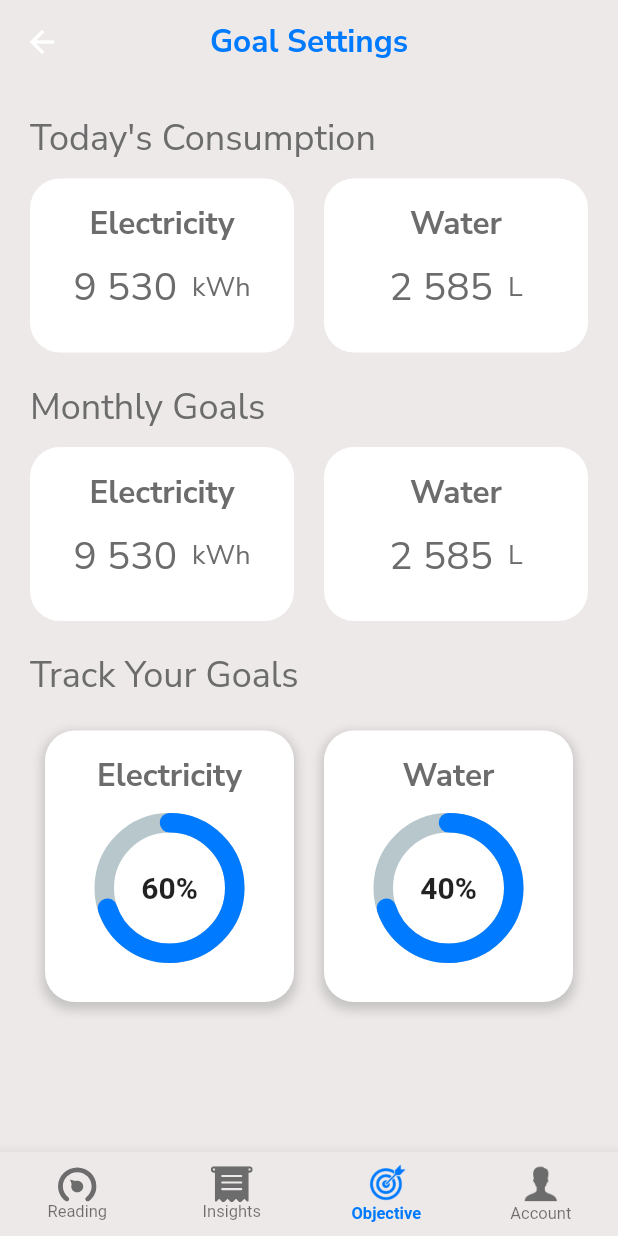
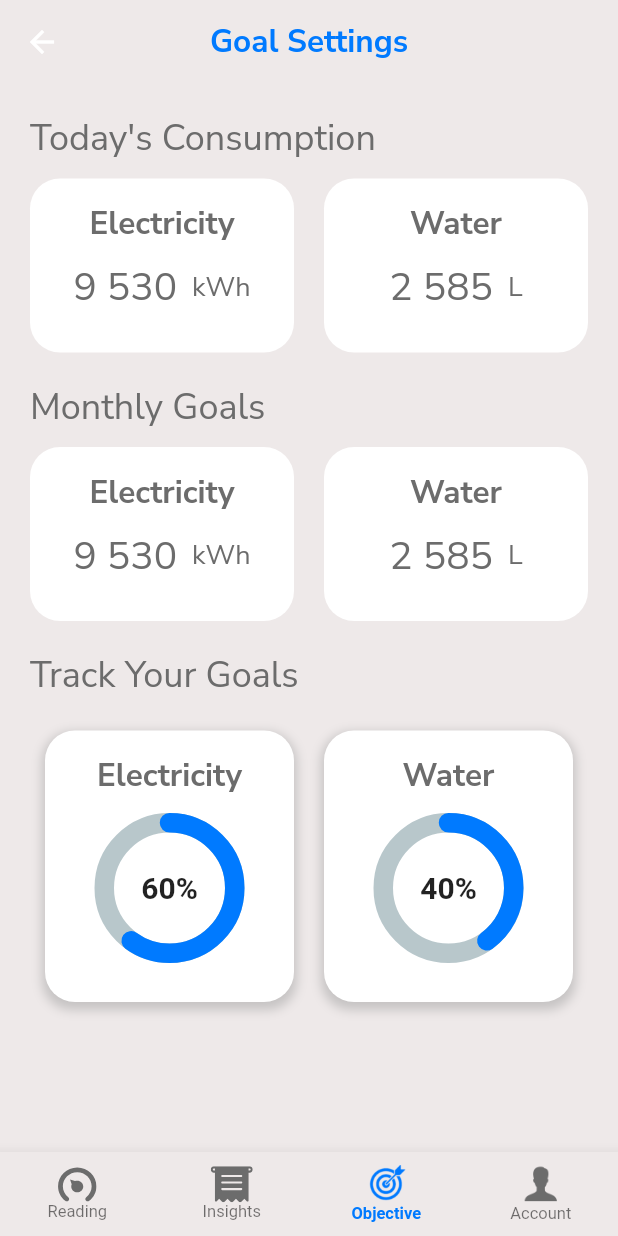
Before and after one commit to Ashutosh-777/Utility-Watch, a Flutter app: the HomePage screen opened directly, item 3 of the bottom bar chosen, on a phone screen of 412 x 824 dp. Run offline on Flutter 3.47's test engine with Material 2 defaults, Android fonts, the phone set to English and light mode, and no system bars; drawn by our look-alikes of percent_indicator; our stand-ins replace fl_chart, flutter_svg, google_fonts.

Commit message:
Made the objective page dynamic

```diff
--- a/lib/pages/home/home.dart
+++ b/lib/pages/home/home.dart
@@ -20,7 +20,7 @@ class _HomePageState extends State<HomePage> {
   List<Widget> tabs = [
     ReadingPage(),
     const InsightsPage(),
-    const ObjectivePage(),
+    ObjectivePage(),
     const AccountPage(),
   ];
 
--- a/lib/pages/objective/objective_tab.dart
+++ b/lib/pages/objective/objective_tab.dart
@@ -4,8 +4,34 @@ import 'package:utility_watch/globals/colors.dart';
 import 'package:utility_watch/widgets/circular_progress_container.dart';
 import 'package:utility_watch/widgets/objective_page_tile.dart';
 
-class ObjectivePage extends StatelessWidget {
-  const ObjectivePage({super.key});
+class ObjectivePage extends StatefulWidget {
+  ObjectivePage({super.key});
+
+  @override
+  State<ObjectivePage> createState() => _ObjectivePageState();
+}
+
+class _ObjectivePageState extends State<ObjectivePage> {
+  final GlobalKey<FormState> _formKey = GlobalKey<FormState>();
+
+  String electricityConsumption = '9 530';
+  String waterConsumption = '2 585';
+  String monthlyElectricityGoal = '9 530';
+  String monthlyWaterGoal = '2 585';
+
+  void _updateConsumption(String type, String value) {
+    setState(() {
+      if (type == 'electricity') {
+        electricityConsumption = value;
+      } else if (type == 'water') {
+        waterConsumption = value;
+      } else if (type == 'monthlyElectricity') {
+        monthlyElectricityGoal = value;
+      } else if (type == 'monthlyWater') {
+        monthlyWaterGoal = value;
+      }
+    });
+  }
 
   @override
   Widget build(BuildContext context) {
@@ -27,10 +53,13 @@ class ObjectivePage extends StatelessWidget {
               Row(
                 mainAxisAlignment: MainAxisAlignment.center,
                 children: [
-                  MyRoundedContainer(
-                      heading: "Electricity", val: "9 530", unit: "kWh"),
+                  _buildRoundedContainer(
+                      type: 'electricity',
+                      heading: 'Electricity',
+                      value: electricityConsumption),
                   SizedBox(width: 20),
-                  MyRoundedContainer(heading: "Water", val: "2 585", unit: "L"),
+                  _buildRoundedContainer(
+                      type: 'water', heading: 'Water', value: waterConsumption),
                 ],
               ),
               SizedBox(height: 20),
@@ -45,10 +74,15 @@ class ObjectivePage extends StatelessWidget {
               Row(
                 mainAxisAlignment: MainAxisAlignment.center,
                 children: [
-                  MyRoundedContainer(
-                      heading: "Electricity", val: "9 530", unit: "kWh"),
+                  _buildRoundedContainer(
+                      type: 'monthlyElectricity',
+                      heading: 'Electricity',
+                      value: monthlyElectricityGoal),
                   SizedBox(width: 20),
-                  MyRoundedContainer(heading: "Water", val: "2 585", unit: "L"),
+                  _buildRoundedContainer(
+                      type: 'monthlyWater',
+                      heading: 'Water',
+                      value: monthlyWaterGoal),
                 ],
               ),
               SizedBox(height: 20),
@@ -64,9 +98,9 @@ class ObjectivePage extends StatelessWidget {
                 mainAxisAlignment: MainAxisAlignment.center,
                 children: [
                   MyPercentageContainer(
-                      heading: "Electricity", percentage: "60%"),
+                      heading: "Electricity", percentage: "60"),
                   // SizedBox(width: 10),
-                  MyPercentageContainer(heading: "Water", percentage: "40%"),
+                  MyPercentageContainer(heading: "Water", percentage: "40"),
                 ],
               ),
             ],
@@ -75,4 +109,54 @@ class ObjectivePage extends StatelessWidget {
       ),
     );
   }
+
+  Widget _buildRoundedContainer(
+      {required String type, required String heading, required String value}) {
+    return GestureDetector(
+      onTap: () {
+        print("Data Modified on ${DateTime.now()}");
+        showDialog(
+          context: context,
+          builder: (context) {
+            return AlertDialog(
+              title: Text('Enter $heading Consumption'),
+              content: Form(
+                key: _formKey,
+                child: TextFormField(
+                  decoration: InputDecoration(hintText: 'Enter value'),
+                  onSaved: (value) {
+                    if (value != null) {
+                      _updateConsumption(type, value);
+                    }
+                  },
+                ),
+              ),
+              actions: [
+                TextButton(
+                  onPressed: () {
+                    Navigator.of(context).pop();
+                  },
+                  child: Text('Cancel'),
+                ),
+                TextButton(
+                  onPressed: () {
+                    if (_formKey.currentState?.validate() ?? false) {
+                      _formKey.currentState?.save();
+                      Navigator.of(context).pop();
+                    }
+                  },
+                  child: Text('Submit'),
+                ),
+              ],
+            );
+          },
+        );
+      },
+      child: MyRoundedContainer(
+        heading: heading,
+        val: value,
+        unit: heading == 'Electricity' ? "kWh" : 'L',
+      ),
+    );
+  }
 }
--- a/lib/widgets/circular_progress_container.dart
+++ b/lib/widgets/circular_progress_container.dart
@@ -3,19 +3,72 @@ import 'package:google_fonts/google_fonts.dart';
 import 'package:percent_indicator/circular_percent_indicator.dart';
 import 'package:utility_watch/globals/colors.dart';
 
-class MyPercentageContainer extends StatelessWidget {
+class MyPercentageContainer extends StatefulWidget {
   final String heading;
-  final String percentage;
+  String percentage;
 
-  const MyPercentageContainer({
+  MyPercentageContainer({
     Key? key,
     required this.heading,
     required this.percentage,
   }) : super(key: key);
 
   @override
+  State<MyPercentageContainer> createState() => _MyPercentageContainerState();
+}
+
+class _MyPercentageContainerState extends State<MyPercentageContainer> {
+  final GlobalKey<FormState> _formKey = GlobalKey<FormState>();
+
+  void _updateConsumption(String value) {
+    setState(() {
+      widget.percentage = value;
+    });
+  }
+
+  @override
   Widget build(BuildContext context) {
-    return Container(
+    return GestureDetector(
+      onTap: () {
+        print("Data Modified on ${DateTime.now()}");
+        showDialog(
+          context: context,
+          builder: (context) {
+            return AlertDialog(
+              title: Text('Enter heading Consumption'),
+              content: Form(
+                key: _formKey,
+                child: TextFormField(
+                  decoration: InputDecoration(hintText: 'Enter value'),
+                  onSaved: (value) {
+                    if (value != null) {
+                      _updateConsumption(value);
+                    }
+                  },
+                ),
+              ),
+              actions: [
+                TextButton(
+                  onPressed: () {
+                    Navigator.of(context).pop();
+                  },
+                  child: Text('Cancel'),
+                ),
+                TextButton(
+                  onPressed: () {
+                    if (_formKey.currentState?.validate() ?? false) {
+                      _formKey.currentState?.save();
+                      Navigator.of(context).pop();
+                    }
+                  },
+                  child: Text('Submit'),
+                ),
+              ],
+            );
+          },
+        );
+      },
+      child: Container(
         margin: EdgeInsets.symmetric(horizontal: 10, vertical: 10),
         width: (MediaQuery.of(context).size.width - 80) / 2,
         padding: EdgeInsets.all(16),
@@ -36,7 +89,7 @@ class MyPercentageContainer extends StatelessWidget {
           children: [
             Center(
               child: Text(
-              heading,
+                widget.heading,
                 style: GoogleFonts.nunitoSans(
                   fontSize: 21,
                   fontWeight: FontWeight.bold,
@@ -50,9 +103,9 @@ class MyPercentageContainer extends StatelessWidget {
                 radius: 50.0,
                 lineWidth: 13.0,
                 animation: true,
-              percent: 0.7,
+                percent: double.parse(widget.percentage) / 100,
                 center: Text(
-                percentage,
+                  widget.percentage + '%',
                   style: TextStyle(fontWeight: FontWeight.bold, fontSize: 20.0),
                 ),
                 circularStrokeCap: CircularStrokeCap.round,
@@ -62,6 +115,7 @@ class MyPercentageContainer extends StatelessWidget {
             SizedBox(height: 10),
           ],
         ),
+      ),
     );
   }
 }
```
Lines whose indentation alone changed are shown as unchanged.
